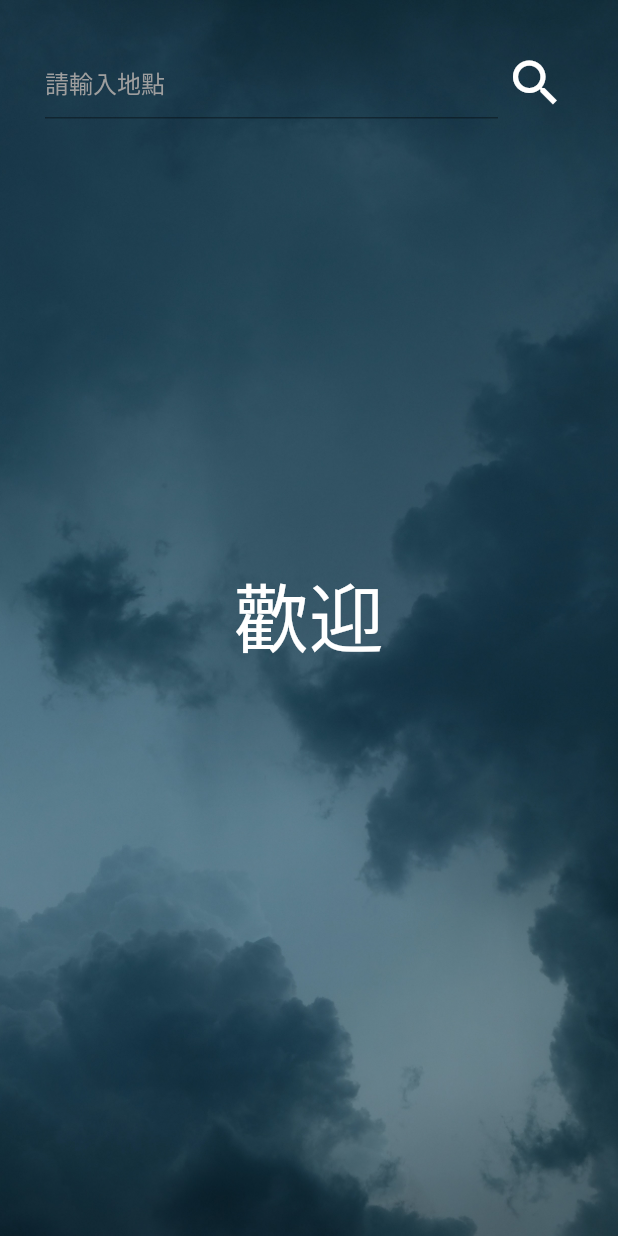
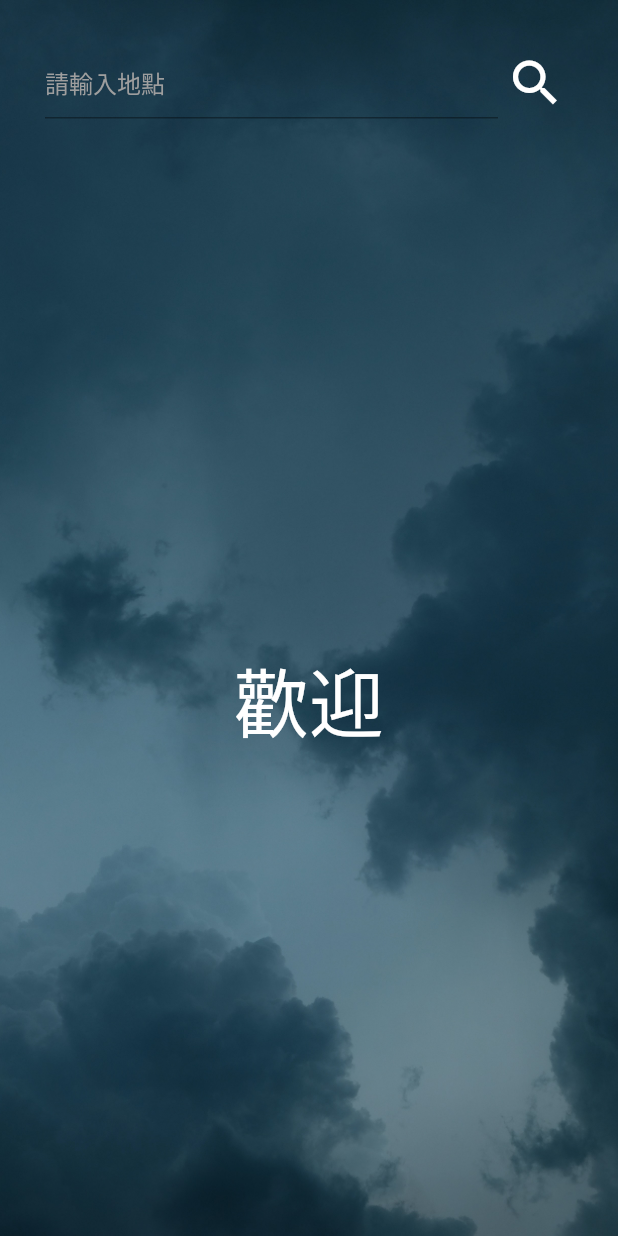
Before and after one commit to len0529/Flutter_weather_app_36h, a Flutter app: the screen it shows after launch, on a phone screen of 412 x 824 dp. Run offline on Flutter 3.47's test engine with Material 2 defaults, Android fonts, the phone set to English and light mode, and no system bars; our stand-ins replace dio, flutter_riverpod, flutter_spinkit, google_fonts.

```diff
--- a/lib/weather_app.dart
+++ b/lib/weather_app.dart
@@ -11,7 +11,6 @@ class WeatherApp extends ConsumerWidget {
 
   @override
   Widget build(BuildContext context, WidgetRef ref) {
-
     return GestureDetector(
       onTap: () {
         FocusScopeNode currentFocus = FocusScope.of(context);
@@ -35,7 +34,7 @@ class WeatherApp extends ConsumerWidget {
                   padding: const EdgeInsets.all(30),
                   child: Row(
                     children: [
-                      //輸入框 & 搜尋
+                      // 輸入框 & 搜尋
                       Expanded(
                         child: TextField(
                           controller: searchController,
@@ -61,7 +60,7 @@ class WeatherApp extends ConsumerWidget {
                               splashColor: Colors.grey,
                               onTap: () {
                                 FocusScope.of(context).unfocus();
-                                //檢查是否非空
+                                // 檢查是否非空
                                 if (searchController.text.isEmpty) {
                                   ScaffoldMessenger.of(context).showSnackBar(
                                     const SnackBar(
@@ -91,9 +90,10 @@ class WeatherApp extends ConsumerWidget {
                     ],
                   ),
                 ),
-                ref.watch(performSearchProvider(searchController.text)).when(
+                Expanded(
+                  child: ref.watch(performSearchProvider(searchController.text)).when(
                     data: (weather) {
-                    //初始狀態
+                      // 初始狀態
                       if(ref.read(weatherProvider.notifier).timeRangeList.isEmpty &&
                           !ref.read(weatherProvider.notifier).isSearched){
                         return Container(
@@ -104,7 +104,8 @@ class WeatherApp extends ConsumerWidget {
                             "歡迎",
                             style: TextStyle(
                               color: Colors.white,
-                            fontSize: 50,),
+                              fontSize: 50,
+                            ),
                           ),
                         );
                       }
@@ -118,17 +119,16 @@ class WeatherApp extends ConsumerWidget {
                             "查無此地點，請檢查輸入內容",
                             style: TextStyle(
                               color: Colors.white,
-                            fontSize: 25,),
+                              fontSize: 25,
+                            ),
                           ),
                         );
                       }
                       else {
-                      return Expanded(
-                        child: WeatherList(
+                        return WeatherList(
                           timeRangeList: ref.read(weatherProvider.notifier).timeRangeList,
                           parameterNameList: ref.read(weatherProvider.notifier).parameterNameList,
                           locationName: ref.read(weatherProvider.notifier).searchText,
-                        ),
                         );
                       }
                     },
@@ -141,6 +141,7 @@ class WeatherApp extends ConsumerWidget {
                       return Text('Error: ${ref.read(weatherProvider.notifier).error}');
                     },
                   ),
+                ),
               ],
             ),
           ),
```
Also changed, not shown: 1 other file. Lines whose indentation alone changed are shown as unchanged.
